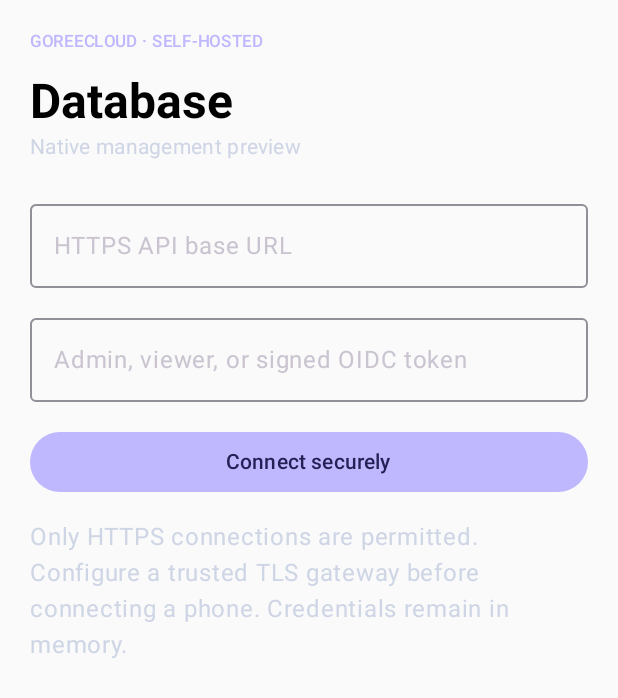
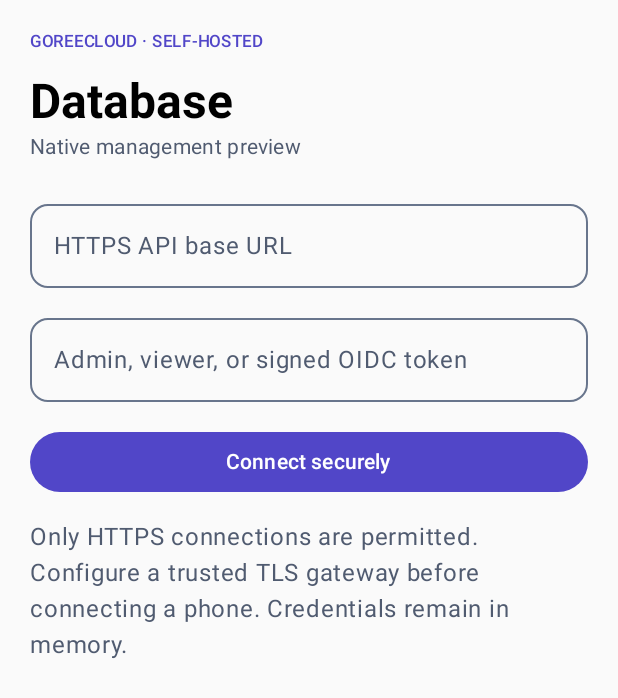
Before and after one commit to GoreeCloud/database, an Android app built with Jetpack Compose: the screen it shows after launch (MainActivity), on a phone screen of 412 x 824 dp. Shown: the top 698 px of the screen. Run offline under Robolectric (Android 15) with nearby library versions, the phone set to English and light mode, and no system bars.

Commit message:
feat(android): canonical GoreeCloud Material 3 Expressive Database UI (#33)
* feat(android): integrate canonical GoreeCloud Material 3 Expressive Database UI

* fix(android): use canonical supporting text role in HTTPS notice

```diff
--- a/apps/android/app/src/main/java/com/goreecloud/database/MainActivity.kt
+++ b/apps/android/app/src/main/java/com/goreecloud/database/MainActivity.kt
@@ -1,6 +1,8 @@
 package com.goreecloud.database
 
 import android.os.Bundle
+import android.animation.ValueAnimator
+import com.goreecloud.ui.material3.GoreeCloudExpressiveTheme
 import androidx.activity.ComponentActivity
 import androidx.activity.compose.setContent
 import androidx.compose.foundation.layout.*
@@ -12,7 +14,6 @@ import androidx.compose.foundation.rememberScrollState
 import androidx.compose.material3.*
 import androidx.compose.runtime.*
 import androidx.compose.ui.Modifier
-import androidx.compose.ui.graphics.Color
 import androidx.compose.ui.text.font.FontWeight
 import androidx.compose.ui.text.input.PasswordVisualTransformation
 import androidx.compose.ui.unit.dp
@@ -25,23 +26,14 @@ import java.net.URL
 import java.io.ByteArrayOutputStream
 import javax.net.ssl.HttpsURLConnection
 
-private val Canvas = Color(0xFF0D121D)
-private val Surface = Color(0xFF171D2A)
-private val Brand = Color(0xFFBFB8FF)
-private val OnBrand = Color(0xFF272057)
-private val SoftText = Color(0xFFCED5E5)
-
 class MainActivity : ComponentActivity() {
     override fun onCreate(savedInstanceState: Bundle?) {
         super.onCreate(savedInstanceState)
         setContent {
-            MaterialTheme(colorScheme = darkColorScheme(
-                primary = Brand,
-                onPrimary = OnBrand,
-                background = Canvas,
-                surface = Surface,
-                onSurface = Color(0xFFF2F4FB),
-            )) {
+            GoreeCloudExpressiveTheme(
+                dynamicWallpaperColors = false,
+                reduceMotion = !ValueAnimator.areAnimatorsEnabled()
+            ) {
                 DatabaseScreen()
             }
         }
@@ -279,10 +271,10 @@ private fun DatabaseScreen() {
     }
 
     Column(modifier = Modifier.fillMaxSize().padding(20.dp)) {
-        Text("GOREECLOUD · SELF-HOSTED", color = Brand, style = MaterialTheme.typography.labelSmall)
+        Text("GOREECLOUD · SELF-HOSTED", color = MaterialTheme.colorScheme.primary, style = MaterialTheme.typography.labelSmall)
         Spacer(Modifier.height(12.dp))
         Text("Database", style = MaterialTheme.typography.headlineLarge, fontWeight = FontWeight.Bold)
-        Text("Native management preview", color = SoftText, style = MaterialTheme.typography.bodyMedium)
+        Text("Native management preview", color = MaterialTheme.colorScheme.onSurfaceVariant, style = MaterialTheme.typography.bodyMedium)
         Spacer(Modifier.height(20.dp))
         if (client == null) {
             OutlinedTextField(value = endpoint, onValueChange = { endpoint = it }, modifier = Modifier.fillMaxWidth(),
@@ -293,7 +285,7 @@ private fun DatabaseScreen() {
             Spacer(Modifier.height(16.dp))
             Button(onClick = { connect() }, enabled = !busy, modifier = Modifier.fillMaxWidth()) { Text("Connect securely") }
             Spacer(Modifier.height(14.dp))
-            Text("Only HTTPS connections are permitted. Configure a trusted TLS gateway before connecting a phone. Credentials remain in memory.", color = SoftText)
+            Text("Only HTTPS connections are permitted. Configure a trusted TLS gateway before connecting a phone. Credentials remain in memory.", color = MaterialTheme.colorScheme.onSurfaceVariant)
         } else {
             Row(Modifier.fillMaxWidth(), horizontalArrangement = Arrangement.SpaceBetween) {
                 Text("app schema", style = MaterialTheme.typography.titleMedium)
@@ -356,7 +348,7 @@ private fun DatabaseScreen() {
                         Card(shape = RoundedCornerShape(18.dp)) {
                             Column(Modifier.padding(16.dp)) {
                                 columns.forEach { col ->
-                                    Text(col, color = Brand, style = MaterialTheme.typography.labelSmall)
+                                    Text(col, color = MaterialTheme.colorScheme.primary, style = MaterialTheme.typography.labelSmall)
                                     Text(row[col] ?: "NULL", style = MaterialTheme.typography.bodyMedium)
                                     Spacer(Modifier.height(9.dp))
                                 }
--- a/apps/android/build.gradle.kts
+++ b/apps/android/build.gradle.kts
@@ -1,5 +1,5 @@
 plugins {
-    id("com.android.application") version "8.10.1" apply false
-    id("org.jetbrains.kotlin.android") version "2.2.10" apply false
+    id("com.android.application") version "9.2.0" apply false
+    id("com.android.library") version "9.2.0" apply false
     id("org.jetbrains.kotlin.plugin.compose") version "2.2.10" apply false
 }
--- /dev/null
+++ b/apps/android/gc-ui-compose/src/main/AndroidManifest.xml
@@ -0,0 +1 @@
+<manifest xmlns:android="http://schemas.android.com/apk/res/android" />
--- /dev/null
+++ b/apps/android/gc-ui-compose/src/main/java/com/goreecloud/ui/material3/GeneratedGoreePalettes.kt
@@ -0,0 +1,191 @@
+// Generated from tokens/gc.tokens.json. Do not edit.
+package com.goreecloud.ui.material3
+
+internal object GeneratedGoreePalettes {
+    val palettes: Map<String, Map<String, Long>> = mapOf(
+        "iris/light" to mapOf(
+            "canvas" to 0xFFF6F7FBL,
+            "surface" to 0xFFFFFFFFL,
+            "surface-tonal" to 0xFFEEF0F7L,
+            "text" to 0xFF1B2030L,
+            "text-soft" to 0xFF505B70L,
+            "outline" to 0xFF68758CL,
+            "outline-soft" to 0xFFCED3DFL,
+            "positive" to 0xFF166B4BL,
+            "on-positive" to 0xFFFFFFFFL,
+            "warning" to 0xFF955000L,
+            "on-warning" to 0xFFFFFFFFL,
+            "negative" to 0xFFB3261EL,
+            "on-negative" to 0xFFFFFFFFL,
+            "lens-fill" to 0xD6FFFFFFL,
+            "lens-solid" to 0xFFFFFFFFL,
+            "scrim" to 0x850C1220L,
+            "focus-ring" to 0xFF2346CAL,
+            "brand" to 0xFF5146C8L,
+            "on-brand" to 0xFFFFFFFFL,
+            "brand-container" to 0xFFE8E5FFL,
+            "on-brand-container" to 0xFF30266FL,
+        ),
+        "iris/dark" to mapOf(
+            "canvas" to 0xFF0D121DL,
+            "surface" to 0xFF171D2AL,
+            "surface-tonal" to 0xFF252D3DL,
+            "text" to 0xFFF2F4FBL,
+            "text-soft" to 0xFFCED5E5L,
+            "outline" to 0xFF9CA8BCL,
+            "outline-soft" to 0xFF505B70L,
+            "positive" to 0xFF95E0BBL,
+            "on-positive" to 0xFF0D271DL,
+            "warning" to 0xFFFFCE83L,
+            "on-warning" to 0xFF332000L,
+            "negative" to 0xFFFFB4ABL,
+            "on-negative" to 0xFF4F1410L,
+            "lens-fill" to 0xDB1E2635L,
+            "lens-solid" to 0xFF242C3BL,
+            "scrim" to 0xA3000000L,
+            "focus-ring" to 0xFFBFCBFFL,
+            "brand" to 0xFFBFB8FFL,
+            "on-brand" to 0xFF272057L,
+            "brand-container" to 0xFF413974L,
+            "on-brand-container" to 0xFFE8E5FFL,
+        ),
+        "lagoon/light" to mapOf(
+            "canvas" to 0xFFF6F7FBL,
+            "surface" to 0xFFFFFFFFL,
+            "surface-tonal" to 0xFFEEF0F7L,
+            "text" to 0xFF1B2030L,
+            "text-soft" to 0xFF505B70L,
+            "outline" to 0xFF68758CL,
+            "outline-soft" to 0xFFCED3DFL,
+            "positive" to 0xFF166B4BL,
+            "on-positive" to 0xFFFFFFFFL,
+            "warning" to 0xFF955000L,
+            "on-warning" to 0xFFFFFFFFL,
+            "negative" to 0xFFB3261EL,
+            "on-negative" to 0xFFFFFFFFL,
+            "lens-fill" to 0xD6FFFFFFL,
+            "lens-solid" to 0xFFFFFFFFL,
+            "scrim" to 0x850C1220L,
+            "focus-ring" to 0xFF2346CAL,
+            "brand" to 0xFF00697AL,
+            "on-brand" to 0xFFFFFFFFL,
+            "brand-container" to 0xFFC4F2F4L,
+            "on-brand-container" to 0xFF064D58L,
+        ),
+        "lagoon/dark" to mapOf(
+            "canvas" to 0xFF0D121DL,
+            "surface" to 0xFF171D2AL,
+            "surface-tonal" to 0xFF252D3DL,
+            "text" to 0xFFF2F4FBL,
+            "text-soft" to 0xFFCED5E5L,
+            "outline" to 0xFF9CA8BCL,
+            "outline-soft" to 0xFF505B70L,
+            "positive" to 0xFF95E0BBL,
+            "on-positive" to 0xFF0D271DL,
+            "warning" to 0xFFFFCE83L,
+            "on-warning" to 0xFF332000L,
+            "negative" to 0xFFFFB4ABL,
+            "on-negative" to 0xFF4F1410L,
+            "lens-fill" to 0xDB1E2635L,
+            "lens-solid" to 0xFF242C3BL,
+            "scrim" to 0xA3000000L,
+            "focus-ring" to 0xFFBFCBFFL,
+            "brand" to 0xFF8BE7F1L,
+            "on-brand" to 0xFF003A42L,
+            "brand-container" to 0xFF19525BL,
+            "on-brand-container" to 0xFFD7FAFFL,
+        ),
+        "ember/light" to mapOf(
+            "canvas" to 0xFFF6F7FBL,
+            "surface" to 0xFFFFFFFFL,
+            "surface-tonal" to 0xFFEEF0F7L,
+            "text" to 0xFF1B2030L,
+            "text-soft" to 0xFF505B70L,
+            "outline" to 0xFF68758CL,
+            "outline-soft" to 0xFFCED3DFL,
+            "positive" to 0xFF166B4BL,
+            "on-positive" to 0xFFFFFFFFL,
+            "warning" to 0xFF955000L,
+            "on-warning" to 0xFFFFFFFFL,
+            "negative" to 0xFFB3261EL,
+            "on-negative" to 0xFFFFFFFFL,
+            "lens-fill" to 0xD6FFFFFFL,
+            "lens-solid" to 0xFFFFFFFFL,
+            "scrim" to 0x850C1220L,
+            "focus-ring" to 0xFF2346CAL,
+            "brand" to 0xFFA43F1DL,
+            "on-brand" to 0xFFFFFFFFL,
+            "brand-container" to 0xFFFFE1D4L,
+            "on-brand-container" to 0xFF76270FL,
+        ),
+        "ember/dark" to mapOf(
+            "canvas" to 0xFF0D121DL,
+            "surface" to 0xFF171D2AL,
+            "surface-tonal" to 0xFF252D3DL,
+            "text" to 0xFFF2F4FBL,
+            "text-soft" to 0xFFCED5E5L,
+            "outline" to 0xFF9CA8BCL,
+            "outline-soft" to 0xFF505B70L,
+            "positive" to 0xFF95E0BBL,
+            "on-positive" to 0xFF0D271DL,
+            "warning" to 0xFFFFCE83L,
+            "on-warning" to 0xFF332000L,
+            "negative" to 0xFFFFB4ABL,
+            "on-negative" to 0xFF4F1410L,
+            "lens-fill" to 0xDB1E2635L,
+            "lens-solid" to 0xFF242C3BL,
+            "scrim" to 0xA3000000L,
+            "focus-ring" to 0xFFBFCBFFL,
+            "brand" to 0xFFFFB79FL,
+            "on-brand" to 0xFF4E1E0DL,
+            "brand-container" to 0xFF713922L,
+            "on-brand-container" to 0xFFFFE1D4L,
+        ),
+        "moss/light" to mapOf(
+            "canvas" to 0xFFF6F7FBL,
+            "surface" to 0xFFFFFFFFL,
+            "surface-tonal" to 0xFFEEF0F7L,
+            "text" to 0xFF1B2030L,
+            "text-soft" to 0xFF505B70L,
+            "outline" to 0xFF68758CL,
+            "outline-soft" to 0xFFCED3DFL,
+            "positive" to 0xFF166B4BL,
+            "on-positive" to 0xFFFFFFFFL,
+            "warning" to 0xFF955000L,
+            "on-warning" to 0xFFFFFFFFL,
+            "negative" to 0xFFB3261EL,
+            "on-negative" to 0xFFFFFFFFL,
+            "lens-fill" to 0xD6FFFFFFL,
+            "lens-solid" to 0xFFFFFFFFL,
+            "scrim" to 0x850C1220L,
+            "focus-ring" to 0xFF2346CAL,
+            "brand" to 0xFF326B42L,
+            "on-brand" to 0xFFFFFFFFL,
+            "brand-container" to 0xFFD5F3D9L,
+            "on-brand-container" to 0xFF1B502CL,
+        ),
+        "moss/dark" to mapOf(
+            "canvas" to 0xFF0D121DL,
+            "surface" to 0xFF171D2AL,
+            "surface-tonal" to 0xFF252D3DL,
+            "text" to 0xFFF2F4FBL,
+            "text-soft" to 0xFFCED5E5L,
+            "outline" to 0xFF9CA8BCL,
+            "outline-soft" to 0xFF505B70L,
+            "positive" to 0xFF95E0BBL,
+            "on-positive" to 0xFF0D271DL,
+            "warning" to 0xFFFFCE83L,
+            "on-warning" to 0xFF332000L,
+            "negative" to 0xFFFFB4ABL,
+            "on-negative" to 0xFF4F1410L,
+            "lens-fill" to 0xDB1E2635L,
+            "lens-solid" to 0xFF242C3BL,
+            "scrim" to 0xA3000000L,
+            "focus-ring" to 0xFFBFCBFFL,
+            "brand" to 0xFFA9E0B3L,
+            "on-brand" to 0xFF173B20L,
+            "brand-container" to 0xFF33553BL,
+            "on-brand-container" to 0xFFDBF7DFL,
+        ),
+    )
+}
--- /dev/null
+++ b/apps/android/gc-ui-compose/src/main/java/com/goreecloud/ui/material3/GoreeCloudExpressiveTheme.kt
@@ -0,0 +1,98 @@
+package com.goreecloud.ui.material3
+
+import android.os.Build
+import androidx.compose.foundation.isSystemInDarkTheme
+import androidx.compose.foundation.shape.RoundedCornerShape
+import androidx.compose.material3.*
+import androidx.compose.runtime.*
+import androidx.compose.ui.graphics.Color
+import androidx.compose.ui.platform.LocalContext
+import androidx.compose.ui.unit.dp
+
+enum class GoreeAccent(val id: String) {
+    Iris("iris"), Lagoon("lagoon"), Ember("ember"), Moss("moss")
+}
+
+@Immutable
+data class GoreeSemanticColors(
+    val canvas: Color, val surface: Color, val tonalSurface: Color,
+    val lensSolid: Color, val positive: Color, val onPositive: Color,
+    val warning: Color, val onWarning: Color, val negative: Color,
+    val onNegative: Color, val focusRing: Color
+)
+
+private val LocalGoreeColors = staticCompositionLocalOf<GoreeSemanticColors> {
+    error("GoreeCloudExpressiveTheme must wrap its UI")
+}
+object GoreeCloudTheme {
+    val colors: GoreeSemanticColors
+        @Composable get() = LocalGoreeColors.current
+}
+
+private val GoreeShapes = Shapes(
+    extraSmall = RoundedCornerShape(12.dp),
+    small = RoundedCornerShape(12.dp),
+    medium = RoundedCornerShape(18.dp),
+    large = RoundedCornerShape(26.dp),
+    extraLarge = RoundedCornerShape(36.dp)
+)
+
+private fun paletteScheme(t: Map<String, Long>, dark: Boolean): ColorScheme {
+    fun c(role: String) = Color(t.getValue(role))
+    val base = if (dark) darkColorScheme() else lightColorScheme()
+    // No invented tertiary/secondary palette: GC UI only publishes brand roles.
+    return base.copy(
+        primary = c("brand"), onPrimary = c("on-brand"),
+        primaryContainer = c("brand-container"),
+        onPrimaryContainer = c("on-brand-container"),
+        secondary = c("brand"), onSecondary = c("on-brand"),
+        secondaryContainer = c("brand-container"),
+        onSecondaryContainer = c("on-brand-container"),
+        tertiary = c("brand"), onTertiary = c("on-brand"),
+        background = c("canvas"), onBackground = c("text"),
+        surface = c("surface"), onSurface = c("text"),
+        surfaceVariant = c("surface-tonal"), onSurfaceVariant = c("text-soft"),
+        outline = c("outline"), outlineVariant = c("outline-soft"),
+        error = c("negative"), onError = c("on-negative"),
+        surfaceTint = c("brand")
+    )
+}
+
+/**
+ * Android Material 3 Expressive, driven by canonical GoreeCloud UI semantic tokens.
+ * Dynamic wallpaper color is opt-in; reduced motion must be sourced from user/system
+ * preferences by the consuming application. No storage, network or tracking here.
+ */
+@Composable
+fun GoreeCloudExpressiveTheme(
+    darkTheme: Boolean = isSystemInDarkTheme(),
+    accent: GoreeAccent = GoreeAccent.Iris,
+    dynamicWallpaperColors: Boolean = false,
+    reduceMotion: Boolean = false,
+    content: @Composable () -> Unit
+) {
+    val context = LocalContext.current
+    val t = remember(accent, darkTheme) {
+        GeneratedGoreePalettes.palettes.getValue(accent.id + "/" + if (darkTheme) "dark" else "light")
+    }
+    fun c(role: String) = Color(t.getValue(role))
+    val colors = remember(t) {
+        GoreeSemanticColors(
+            c("canvas"), c("surface"), c("surface-tonal"), c("lens-solid"),
+            c("positive"), c("on-positive"), c("warning"), c("on-warning"),
+            c("negative"), c("on-negative"), c("focus-ring")
+        )
+    }
+    val scheme = if (dynamicWallpaperColors && Build.VERSION.SDK_INT >= Build.VERSION_CODES.S) {
+        if (darkTheme) dynamicDarkColorScheme(context) else dynamicLightColorScheme(context)
+    } else remember(t, darkTheme) { paletteScheme(t, darkTheme) }
+    CompositionLocalProvider(LocalGoreeColors provides colors) {
+        MaterialTheme(
+            colorScheme = scheme,
+            typography = Typography(),
+            shapes = GoreeShapes,
+            motionScheme = if (reduceMotion) MotionScheme.standard() else MotionScheme.expressive(),
+            content = content
+        )
+    }
+}
--- /dev/null
+++ b/apps/android/gc-ui-compose/src/main/java/com/goreecloud/ui/material3/GoreeFloatingNavigationBar.kt
@@ -0,0 +1,63 @@
+package com.goreecloud.ui.material3
+
+import androidx.compose.foundation.layout.WindowInsets
+import androidx.compose.foundation.layout.navigationBarsPadding
+import androidx.compose.foundation.layout.padding
+import androidx.compose.foundation.shape.RoundedCornerShape
+import androidx.compose.material3.*
+import androidx.compose.runtime.Composable
+import androidx.compose.ui.Modifier
+import androidx.compose.ui.draw.clip
+import androidx.compose.ui.unit.dp
+
+data class GoreeDestination(
+    val id: String,
+    val label: String,
+    val icon: @Composable () -> Unit
+)
+
+/**
+ * Scaffold bottomBar companion. Apply Scaffold contentPadding to scroll content.
+ * Avoid duplicate nav bars; this control reserves gesture insets.
+ */
+@Composable
+fun GoreeFloatingNavigationBar(
+    destinations: List<GoreeDestination>,
+    selectedId: String,
+    onDestinationSelected: (String) -> Unit,
+    modifier: Modifier = Modifier
+) {
+    require(destinations.size in 3..5) { "Use 3–5 compact primary destinations" }
+    require(destinations.all { it.id.isNotBlank() && it.label.isNotBlank() }) {
+        "Destination identifiers and accessible labels must be nonempty"
+    }
+    require(destinations.map { it.id }.distinct().size == destinations.size) {
+        "Destination identifiers must be unique"
+    }
+    require(destinations.any { it.id == selectedId }) {
+        "Selected destination must be present"
+    }
+    NavigationBar(
+        modifier = modifier.navigationBarsPadding()
+            .padding(horizontal = 16.dp, vertical = 8.dp)
+            .clip(RoundedCornerShape(26.dp)),
+        containerColor = GoreeCloudTheme.colors.lensSolid,
+        contentColor = MaterialTheme.colorScheme.onSurface,
+        tonalElevation = 3.dp,
+        windowInsets = WindowInsets(0, 0, 0, 0)
+    ) {
+        destinations.forEach { destination ->
+            NavigationBarItem(
+                selected = destination.id == selectedId,
+                onClick = {
+                    // A repeated tap on the selected route must not trigger a
+                    // second navigation or duplicate side effect.
+                    if (destination.id != selectedId) onDestinationSelected(destination.id)
+                },
+                icon = destination.icon,
+                label = { Text(destination.label) },
+                alwaysShowLabel = true
+            )
+        }
+    }
+}
--- a/apps/android/settings.gradle.kts
+++ b/apps/android/settings.gradle.kts
@@ -13,4 +13,4 @@ dependencyResolutionManagement {
     }
 }
 rootProject.name = "GoreeCloudDatabase"
-include(":app")
+include(":app", ":gc-ui-compose")
```
Also changed, not shown: apps/android/app/build.gradle.kts (+6 -8 lines), apps/android/gc-ui-compose/build.gradle.kts (added, +22 -0 lines), apps/android/gradle/wrapper/gradle-wrapper.properties, 4 other files.
